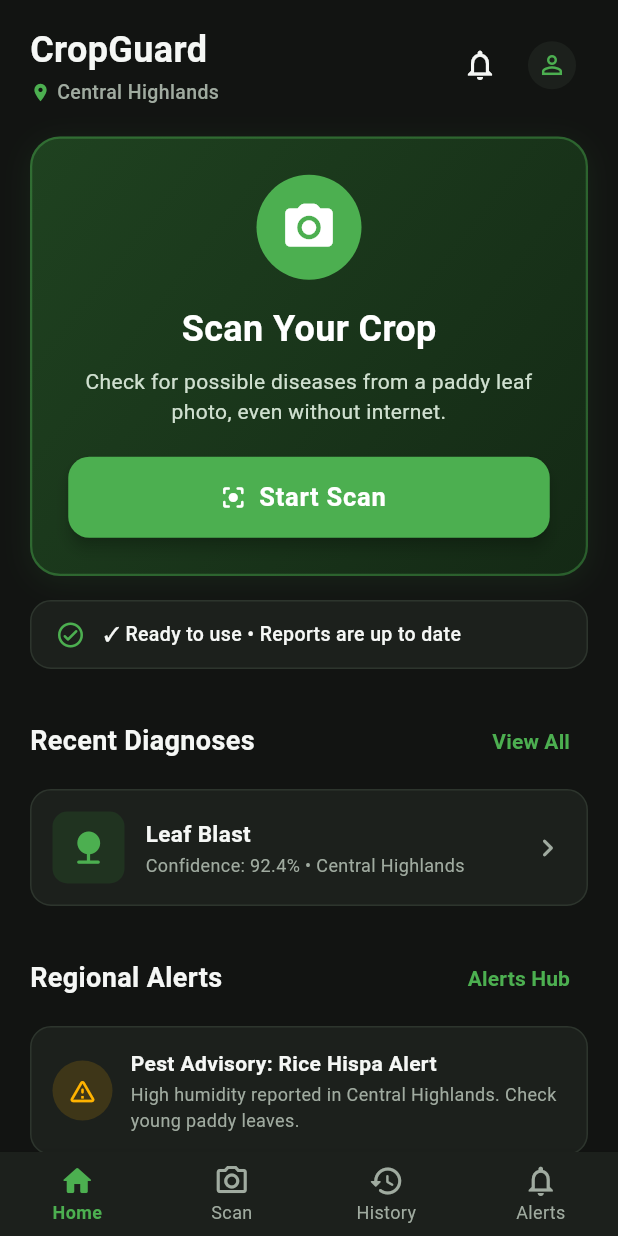
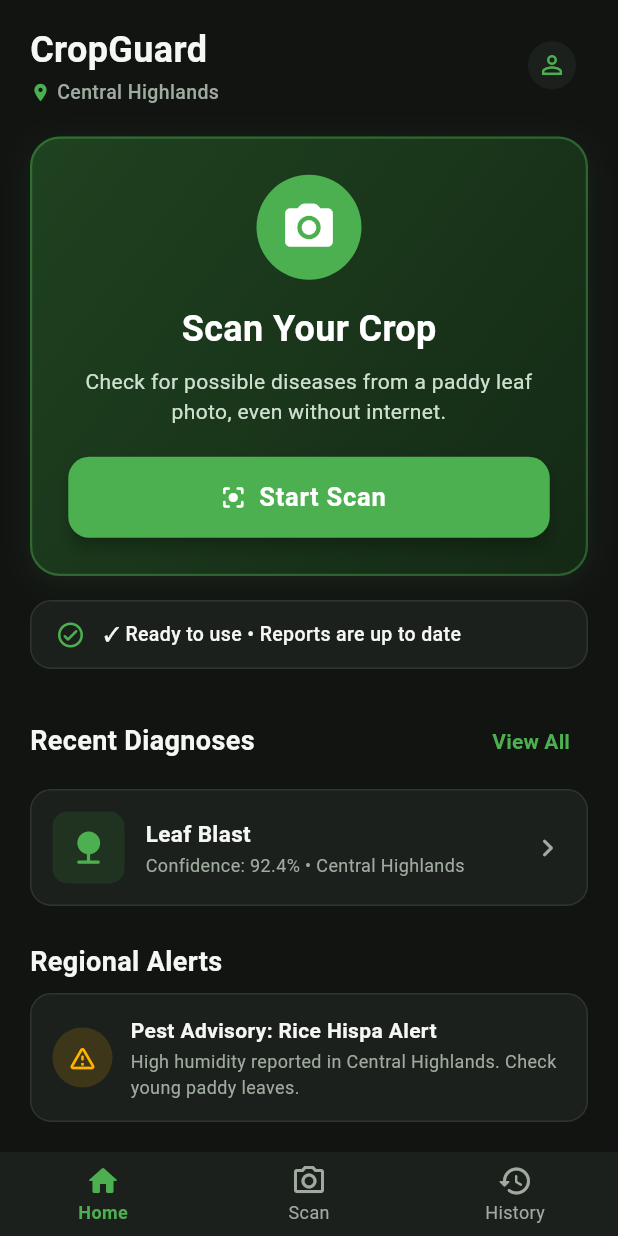
Before and after one commit to Senitha-Shehan/R26-IT-101, a Flutter app: the MainNavigationShell screen opened directly, on a phone screen of 412 x 824 dp. Run offline on Flutter 3.47's test engine with Material 3 defaults, Android fonts, the phone set to English and light mode, and no system bars; our stand-ins replace camera, connectivity_plus, image_picker, shared_preferences; missing offline and left inert: tflite_flutter; accounts and stored records are empty; Roboto replaces fonts that are missing (NotoSans).

Commit message:
Update the UI

```diff
--- a/cropguard/lib/screens/home_screen.dart
+++ b/cropguard/lib/screens/home_screen.dart
@@ -110,13 +110,6 @@ class _HomeScreenState extends State<HomeScreen> {
                   ),
                   Row(
                     children: [
-                      IconButton(
-                        icon: const Icon(
-                          Icons.notifications_outlined,
-                          color: AppTheme.textPrimary,
-                        ),
-                        onPressed: () => widget.onNavigateToTab?.call(3),
-                      ),
                       IconButton(
                         icon: const CircleAvatar(
                           radius: 16,
@@ -371,16 +364,6 @@ class _HomeScreenState extends State<HomeScreen> {
                       fontWeight: FontWeight.bold,
                     ),
                   ),
-                  TextButton(
-                    onPressed: () => widget.onNavigateToTab?.call(3),
-                    child: Text(
-                      l?.alertsHub ?? 'Alerts Hub',
-                      style: const TextStyle(
-                        color: AppTheme.accentGreen,
-                        fontWeight: FontWeight.w600,
-                      ),
-                    ),
-                  ),
                 ],
               ),
 
--- a/cropguard/lib/screens/main_navigation_shell.dart
+++ b/cropguard/lib/screens/main_navigation_shell.dart
@@ -4,7 +4,6 @@ import '../core/theme/app_theme.dart';
 import 'home_screen.dart';
 import 'detection/detection_screen.dart';
 import 'review/active_learning_review_screen.dart';
-import 'notification_screen.dart';
 import '../services/active_learning/active_learning_queue_service.dart';
 
 class MainNavigationShell extends StatefulWidget {
@@ -62,7 +61,6 @@ class _MainNavigationShellState extends State<MainNavigationShell>
       HomeScreen(onNavigateToTab: _onTabTapped),
       const DetectionScreen(),
       const ActiveLearningReviewScreen(),
-      const NotificationScreen(),
     ];
 
     return Scaffold(
@@ -102,14 +100,6 @@ class _MainNavigationShellState extends State<MainNavigationShell>
             ),
             label: l?.navHistory ?? 'History',
           ),
-          BottomNavigationBarItem(
-            icon: const Icon(Icons.notifications_outlined),
-            activeIcon: const Icon(
-              Icons.notifications_rounded,
-              color: AppTheme.accentGreen,
-            ),
-            label: l?.navAlerts ?? 'Alerts',
-          ),
         ],
       ),
     );
```
